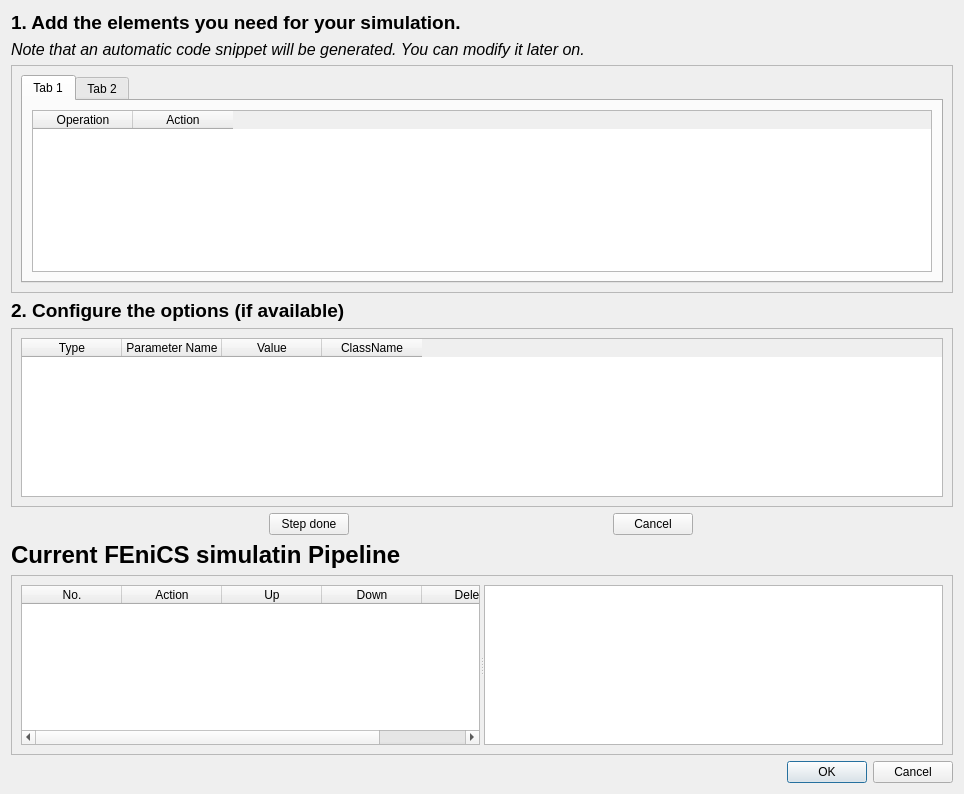
Before: the Qt Designer form FEniCSBloodSim/GUI_Module/Forms/FEniCS/fenicsconfigurationdialog.ui in carmenalonsomontes/FEniCS-Medical-Simulation, drawn with Qt 5.
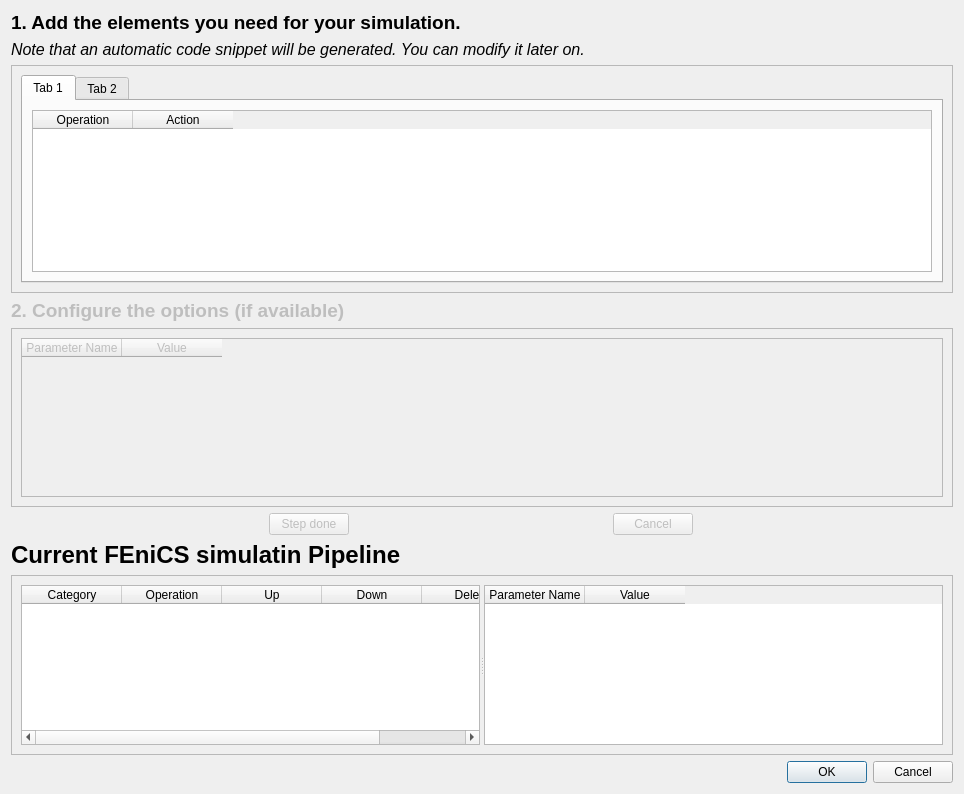
After: the same form once the commit is applied.

The edit to the form file:
```diff
--- a/FEniCSBloodSim/GUI_Module/Forms/FEniCS/fenicsconfigurationdialog.ui
+++ b/FEniCSBloodSim/GUI_Module/Forms/FEniCS/fenicsconfigurationdialog.ui
@@ -88,6 +88,9 @@
    </item>
    <item>
     <widget class="QLabel" name="step2TitleLabel">
+     <property name="enabled">
+      <bool>false</bool>
+     </property>
      <property name="font">
       <font>
        <pointsize>14</pointsize>
@@ -102,6 +105,9 @@
    </item>
    <item>
     <widget class="QFrame" name="Step2Frame">
+     <property name="enabled">
+      <bool>false</bool>
+     </property>
      <property name="frameShape">
       <enum>QFrame::StyledPanel</enum>
      </property>
@@ -111,11 +117,6 @@
      <layout class="QVBoxLayout" name="verticalLayout_3">
       <item>
        <widget class="QTableWidget" name="fenicsOptionsTable">
-        <column>
-         <property name="text">
-          <string>Type</string>
-         </property>
-        </column>
         <column>
          <property name="text">
           <string>Parameter Name</string>
@@ -126,11 +127,6 @@
           <string>Value</string>
          </property>
         </column>
-        <column>
-         <property name="text">
-          <string>ClassName</string>
-         </property>
-        </column>
        </widget>
       </item>
      </layout>
@@ -140,6 +136,9 @@
     <layout class="QHBoxLayout" name="horizontalLayout">
      <item>
       <widget class="QPushButton" name="stepDoneButton">
+       <property name="enabled">
+        <bool>false</bool>
+       </property>
        <property name="sizePolicy">
         <sizepolicy hsizetype="Fixed" vsizetype="Fixed">
          <horstretch>0</horstretch>
@@ -153,6 +152,9 @@
      </item>
      <item>
       <widget class="QPushButton" name="cancelConfigButton">
+       <property name="enabled">
+        <bool>false</bool>
+       </property>
        <property name="sizePolicy">
         <sizepolicy hsizetype="Fixed" vsizetype="Fixed">
          <horstretch>0</horstretch>
@@ -197,12 +199,12 @@
         <widget class="QTableWidget" name="fenicsPipelineTable">
          <column>
           <property name="text">
-           <string>No.</string>
+           <string>Category</string>
           </property>
          </column>
          <column>
           <property name="text">
-           <string>Action</string>
+           <string>Operation</string>
           </property>
          </column>
          <column>
@@ -221,7 +223,18 @@
           </property>
          </column>
         </widget>
-        <widget class="QTableWidget" name="fenicsPipelineOptionsTable"/>
+        <widget class="QTableWidget" name="fenicsPipelineOptionsTable">
+         <column>
+          <property name="text">
+           <string>Parameter Name</string>
+          </property>
+         </column>
+         <column>
+          <property name="text">
+           <string>Value</string>
+          </property>
+         </column>
+        </widget>
        </widget>
       </item>
      </layout>
```
Left out of the diff: 2 changed lines with no effect on the pictures.
